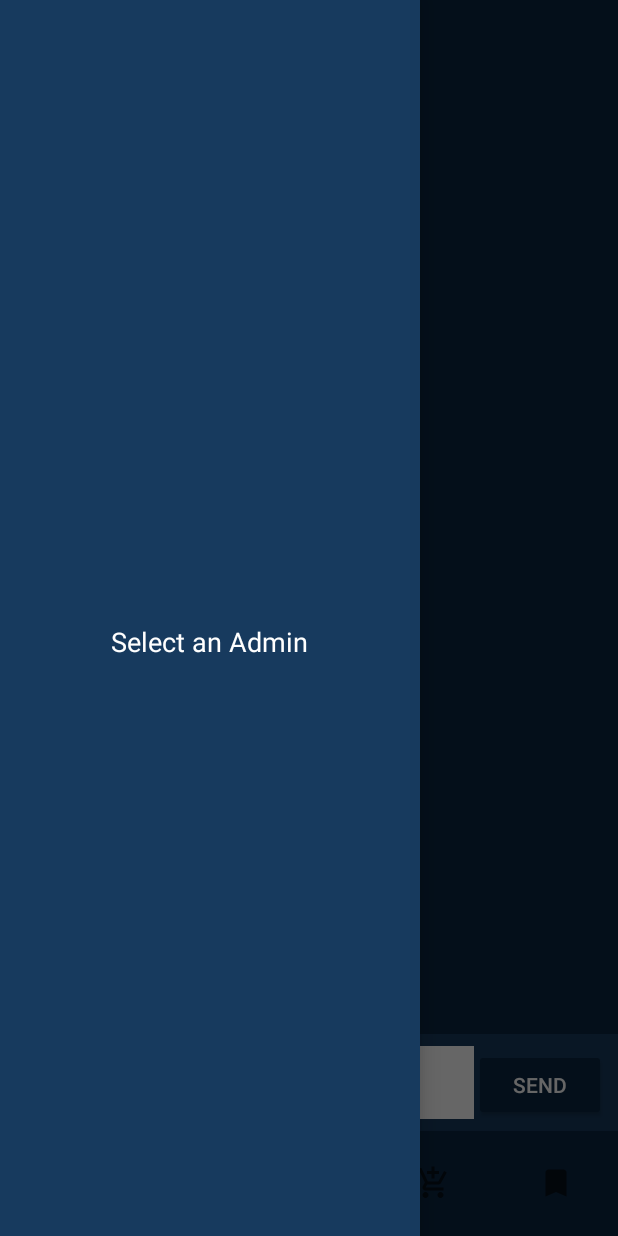
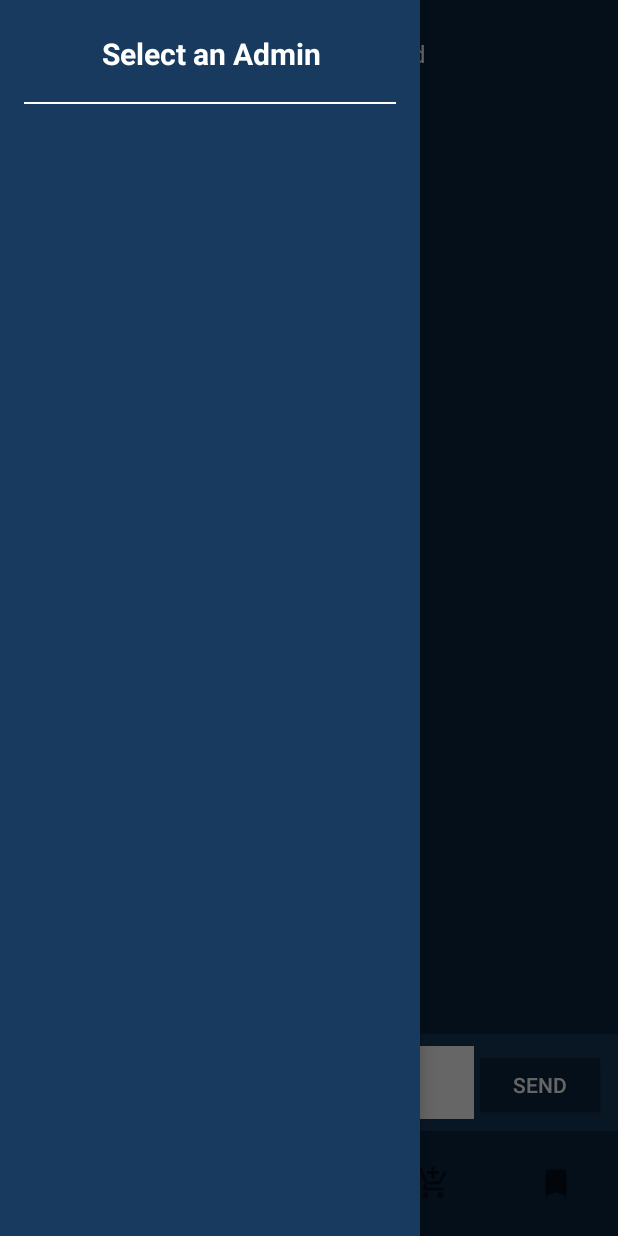
Before and after one commit to Jeroez/Prizoscope, an Android app: the ChatActivity screen opened directly, with no data from a screen before it, with the side drawer open, on a phone screen of 412 x 824 dp. Run offline under Robolectric (Android 15) with nearby library versions, the phone set to English and light mode, and no system bars; our stand-ins replace Firebase (no records; nobody signed in at launch, a user with empty details on screens opened directly); 1 statement that could not run was skipped.

```diff
--- a/app/src/main/java/com/example/prizoscope/ui/chat/AdminAdapter.kt
+++ b/app/src/main/java/com/example/prizoscope/ui/chat/AdminAdapter.kt
@@ -8,8 +8,8 @@ import androidx.recyclerview.widget.RecyclerView
 import com.example.prizoscope.R
 
 class AdminAdapter(
-    private val adminList: List<String>,  // Updated to List<String>
-    private val onAdminSelected: (String) -> Unit  // Callback now takes a String
+    private val adminList: List<String>,
+    private val onAdminSelected: (String) -> Unit
 ) : RecyclerView.Adapter<AdminAdapter.AdminViewHolder>() {
 
     override fun onCreateViewHolder(parent: ViewGroup, viewType: Int): AdminViewHolder {
@@ -19,16 +19,16 @@ class AdminAdapter(
     }
 
     override fun onBindViewHolder(holder: AdminViewHolder, position: Int) {
-        val adminName = adminList[position]
-        holder.adminName.text = adminName  // Set text to admin name
+        val admin = adminList[position]
+        holder.adminName.text = admin
         holder.itemView.setOnClickListener {
-            onAdminSelected(adminName)  // Pass selected admin name
+            onAdminSelected(admin)
         }
     }
 
     override fun getItemCount() = adminList.size
 
     class AdminViewHolder(itemView: View) : RecyclerView.ViewHolder(itemView) {
-        val adminName: TextView = itemView.findViewById(R.id.admin_name)  // Ensure this ID exists in item_admin.xml
+        val adminName: TextView = itemView.findViewById(R.id.admin_name)
     }
 }
--- a/app/src/main/res/layout/activity_bookmark.xml
+++ b/app/src/main/res/layout/activity_bookmark.xml
@@ -18,8 +18,10 @@
         android:id="@+id/bottom_nav"
         android:layout_width="match_parent"
         android:layout_height="70dp"
-        android:layout_gravity="bottom"
+        android:background="@color/main"
+        app:itemTextColor="@color/black"
         app:menu="@menu/bottom_nav_menu"
         app:labelVisibilityMode="unlabeled"
-        android:background="?android:attr/windowBackground" />
+        android:layout_gravity="bottom"
+        />
 </FrameLayout>
--- a/app/src/main/res/layout/activity_chat.xml
+++ b/app/src/main/res/layout/activity_chat.xml
@@ -1,4 +1,3 @@
-<?xml version="1.0" encoding="utf-8"?>
 <androidx.drawerlayout.widget.DrawerLayout
     xmlns:android="http://schemas.android.com/apk/res/android"
     xmlns:app="http://schemas.android.com/apk/res-auto"
@@ -13,25 +12,40 @@
         android:layout_width="match_parent"
         android:layout_height="match_parent">
 
-        <!-- Open Admin Selector Button -->
+        <!-- Header Layout for Admin Selector -->
+        <LinearLayout
+            android:id="@+id/adminHeaderContainer"
+            android:layout_width="match_parent"
+            android:layout_height="wrap_content"
+            android:orientation="horizontal"
+            android:padding="12dp"
+            android:gravity="center_vertical">
+
             <Button
                 android:id="@+id/openDrawerBtn"
                 android:layout_width="wrap_content"
                 android:layout_height="wrap_content"
                 android:text="Select Admin"
-            android:layout_margin="12dp"
                 android:backgroundTint="@color/main"
+                android:textColor="@android:color/white"/>
+
+            <TextView
+                android:id="@+id/currentAdminText"
+                android:layout_width="wrap_content"
+                android:layout_height="wrap_content"
+                android:text="No Admin Selected"
                 android:textColor="@android:color/white"
-            android:layout_alignParentStart="true"
-            android:layout_alignParentTop="true"/>
+                android:textSize="16sp"
+                android:layout_marginStart="12dp"/>
+        </LinearLayout>
 
         <!-- Chat Messages -->
         <androidx.recyclerview.widget.RecyclerView
             android:id="@+id/message_list"
             android:layout_width="match_parent"
-            android:layout_height="match_parent"
+            android:layout_height="0dp"
             android:layout_above="@id/inputContainer"
-            android:layout_below="@id/openDrawerBtn"
+            android:layout_below="@id/adminHeaderContainer"
             android:scrollbars="vertical"/>
 
         <!-- Input Field -->
@@ -48,7 +62,6 @@
                 android:id="@+id/btn_attach"
                 android:layout_width="48dp"
                 android:layout_height="48dp"
-                android:layout_marginEnd="8dp"
                 android:contentDescription="@string/attach_file"
                 android:padding="8dp"
                 android:src="@drawable/album" />
@@ -81,7 +94,6 @@
             app:itemTextColor="@color/black"
             app:menu="@menu/bottom_nav_menu"
             app:labelVisibilityMode="unlabeled"/>
-
     </RelativeLayout>
 
     <!-- Admin Selector Drawer -->
@@ -89,25 +101,53 @@
         android:id="@+id/admin_nav_view"
         android:layout_width="280dp"
         android:layout_height="match_parent"
+        android:layout_gravity="start"
+        android:background="@color/side"
+        android:fitsSystemWindows="true">
+
+        <LinearLayout
+            android:layout_width="match_parent"
+            android:layout_height="match_parent"
             android:orientation="vertical"
-        android:background="@color/side"
-        android:layout_gravity="start">
+            android:padding="16dp">
+
+            <!-- Header Section -->
+            <LinearLayout
+                android:layout_width="match_parent"
+                android:layout_height="wrap_content"
+                android:orientation="horizontal"
+                android:gravity="center_vertical">
+
+                <ImageView
+                    android:layout_width="40dp"
+                    android:layout_height="40dp"
+                    android:src="@drawable/ic_launcher_foreground"
+                    android:layout_marginEnd="12dp"
+                    app:tint="@color/side" />
 
                 <TextView
                     android:layout_width="wrap_content"
                     android:layout_height="wrap_content"
                     android:text="Select an Admin"
-            android:textSize="18sp"
-            android:textColor="@color/white"
-            android:layout_gravity="center"
-            android:layout_marginTop="16dp"/>
+                    android:textSize="20sp"
+                    android:textStyle="bold"
+                    android:textColor="@color/white"/>
+            </LinearLayout>
 
+            <!-- Divider -->
+            <View
+                android:layout_width="match_parent"
+                android:layout_height="1dp"
+                android:background="@color/white"
+                android:layout_marginVertical="12dp"/>
+
+            <!-- Admin List -->
             <androidx.recyclerview.widget.RecyclerView
                 android:id="@+id/admin_list"
                 android:layout_width="match_parent"
                 android:layout_height="match_parent"
-            android:padding="16dp"
+                android:padding="8dp"
                 android:scrollbars="vertical"/>
-
+        </LinearLayout>
     </com.google.android.material.navigation.NavigationView>
 </androidx.drawerlayout.widget.DrawerLayout>
--- a/app/src/main/res/layout/activity_settings.xml
+++ b/app/src/main/res/layout/activity_settings.xml
@@ -92,8 +92,10 @@
         android:id="@+id/bottom_nav"
         android:layout_width="match_parent"
         android:layout_height="70dp"
-        android:layout_gravity="bottom"
+        android:background="@color/main"
+        app:itemTextColor="@color/black"
         app:menu="@menu/bottom_nav_menu"
         app:labelVisibilityMode="unlabeled"
-        android:background="?android:attr/windowBackground" />
+        android:layout_gravity="bottom"
+        />
 </FrameLayout>
```
Also changed, not shown: app/src/main/java/com/example/prizoscope/ui/chat/ChatActivity.kt (+66 -20 lines), app/src/main/res/layout/activity_shopping.xml (+4 -3 lines), app/src/main/res/layout/item_admin.xml (+20 -21 lines). Lines whose indentation alone changed are shown as unchanged.
